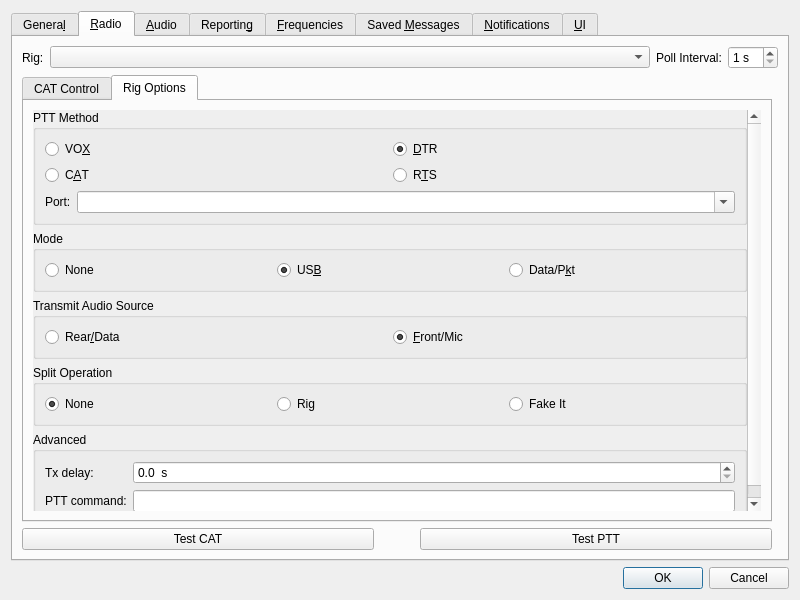
Before: the Qt Designer form Configuration.ui in qcmiao1998/js8call, drawn with Qt 5.
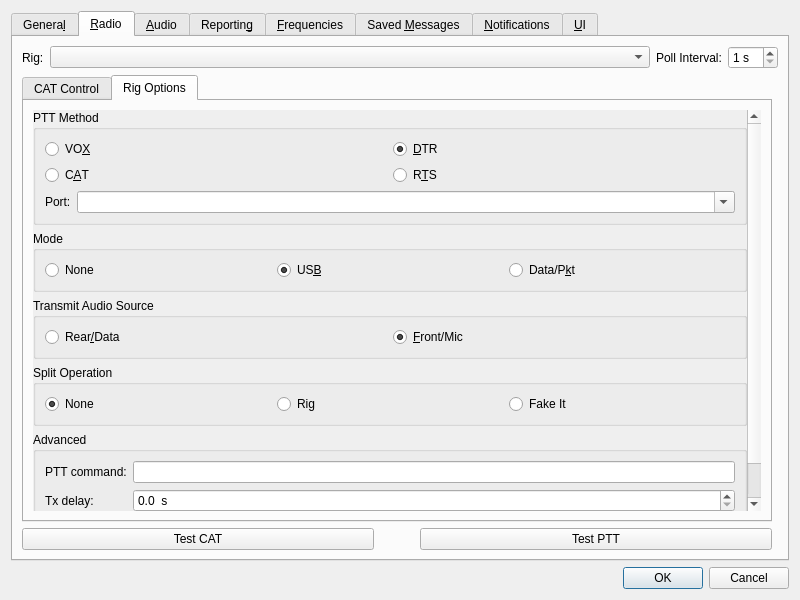
After: the same form once the commit is applied. The open tabs and pages were chosen to show the change.

Commit message: Added a configuration checkbox for holding PTT

What changed in the file:
```diff
--- a/Configuration.ui
+++ b/Configuration.ui
@@ -1371,9 +1371,9 @@
               <property name="geometry">
                <rect>
                 <x>0</x>
-                <y>0</y>
-                <width>237</width>
-                <height>467</height>
+                <y>-102</y>
+                <width>718</width>
+                <height>496</height>
                </rect>
               </property>
               <layout class="QVBoxLayout" name="verticalLayout_28">
@@ -1646,7 +1646,31 @@
                  <property name="title">
                   <string>Advanced</string>
                  </property>
-                 <layout class="QFormLayout" name="formLayout_18">
+                 <layout class="QVBoxLayout" name="verticalLayout_33">
+                  <item>
+                   <widget class="QFrame" name="frame">
+                    <property name="frameShape">
+                     <enum>QFrame::NoFrame</enum>
+                    </property>
+                    <property name="frameShadow">
+                     <enum>QFrame::Plain</enum>
+                    </property>
+                    <property name="lineWidth">
+                     <number>0</number>
+                    </property>
+                    <layout class="QFormLayout" name="formLayout_3">
+                     <property name="leftMargin">
+                      <number>0</number>
+                     </property>
+                     <property name="topMargin">
+                      <number>0</number>
+                     </property>
+                     <property name="rightMargin">
+                      <number>0</number>
+                     </property>
+                     <property name="bottomMargin">
+                      <number>0</number>
+                     </property>
                   <item row="1" column="0">
                    <widget class="QLabel" name="label_11">
                     <property name="text">
@@ -1679,20 +1703,30 @@
                     </property>
                    </widget>
                   </item>
-                  <item row="2" column="0">
+                     <item row="0" column="0">
                    <widget class="QLabel" name="label_12">
                     <property name="text">
                      <string>PTT command:</string>
                     </property>
                    </widget>
                   </item>
-                  <item row="2" column="1">
+                     <item row="0" column="1">
                    <widget class="QLineEdit" name="ptt_command_line_edit"/>
                   </item>
                  </layout>
                 </widget>
                </item>
                <item>
+                   <widget class="QCheckBox" name="hold_ptt_check_box">
+                    <property name="text">
+                     <string>Hold PTT between frames while there are more to be transmitted</string>
+                    </property>
+                   </widget>
+                  </item>
+                 </layout>
+                </widget>
+               </item>
+               <item>
                 <spacer name="verticalSpacer_16">
                  <property name="orientation">
                   <enum>Qt::Vertical</enum>
```
Left out of the diff: 138 changed lines with no effect on the pictures. Lines whose indentation alone changed are shown as unchanged. The commit also changes 2 other files.
